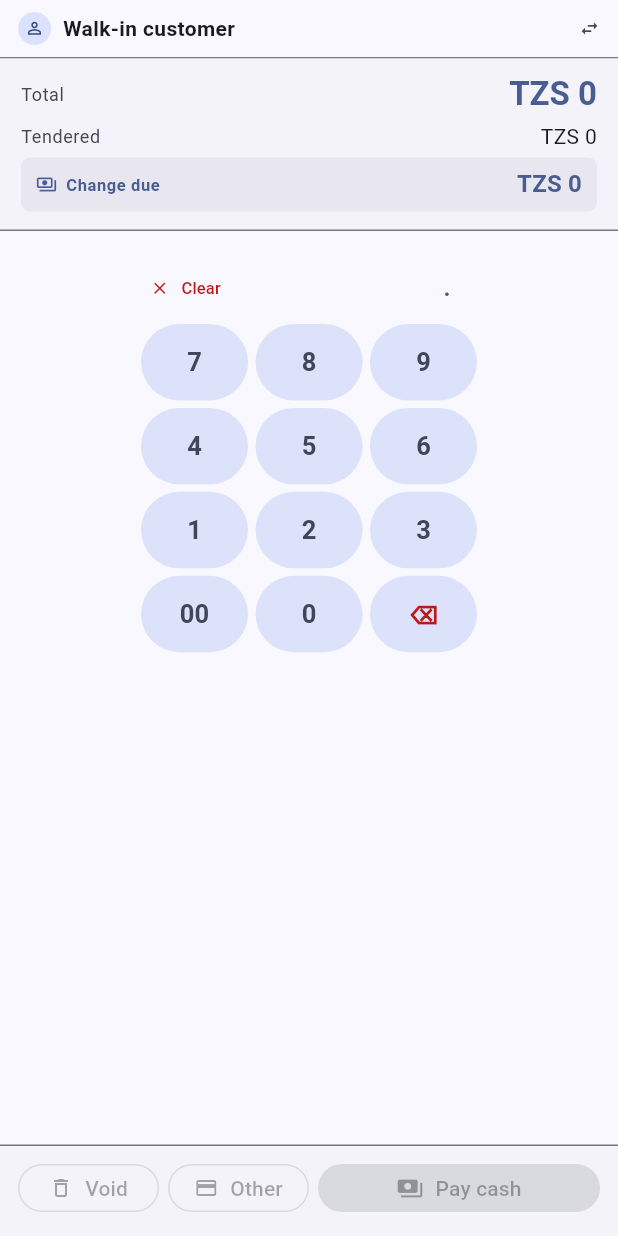
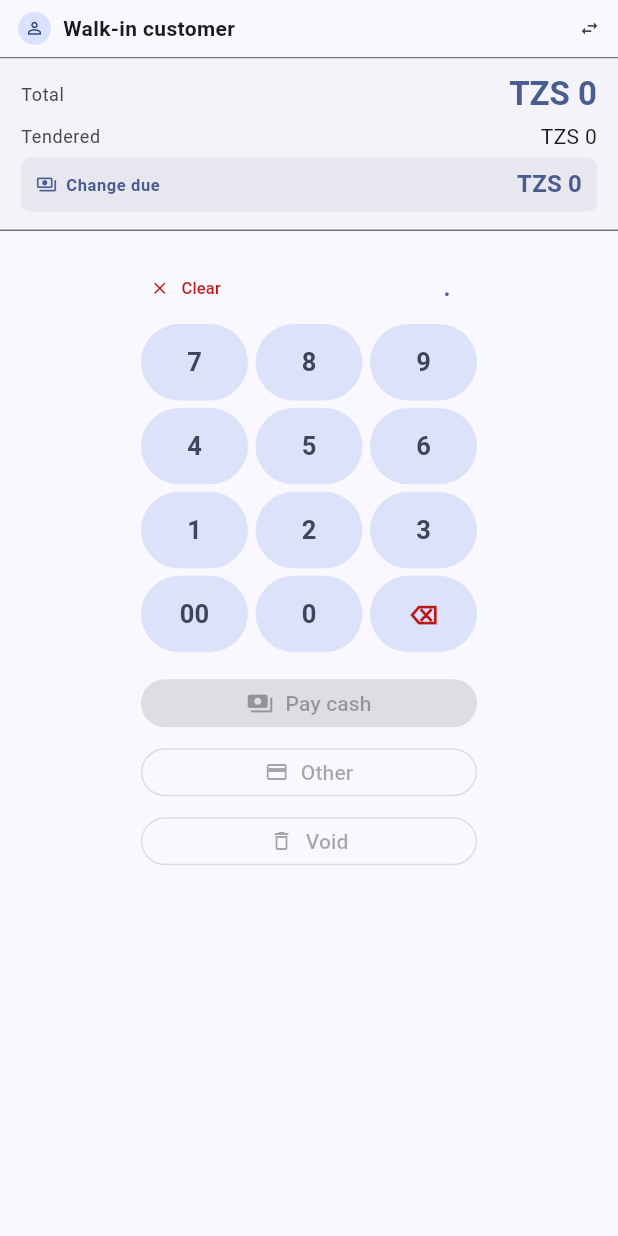
Before and after one commit to godfreydesidery/ERPCLEAN, a Flutter app: the SupermarketRightPane widget shown alone on an empty page, opened directly, on a phone screen of 412 x 824 dp. Run offline on Flutter 3.47's test engine with Material 3 defaults, Android fonts, the phone set to English and light mode, and no system bars; our stand-ins replace drift, flutter_riverpod, go_router, logger; accounts and stored records are empty; generated files the repository leaves out were written again.

Commit message:
pos: supermarket spreadsheet — scan-code column + thinner right pane with stacked actions
- MockItem grows a barcode field (EAN-13 for all 18 demo items); scan
  lookup tries barcode first, falls back to item code.
- Spreadsheet now has separate Scan code / Code columns; input row gives
  each its own filter while name keeps the combo dropdown.
- Right pane width drops to 260px in supermarket mode so the table gets
  the extra horizontal room.
- Pay cash / Other / Void sit stacked directly under the numpad in the
  same 240px column; primary action on top, destructive last.

```diff
--- a/orbix-engine-pos/lib/features/cart/panes/supermarket_right_pane.dart
+++ b/orbix-engine-pos/lib/features/cart/panes/supermarket_right_pane.dart
@@ -114,8 +114,9 @@ class _SupermarketRightPaneState extends ConsumerState<SupermarketRightPane> {
           _totalsStrip(theme, total, tendered, change),
           Divider(height: 1, color: theme.dividerColor),
           _quickFillRow(theme, total, hasCart),
-          Expanded(child: _numpad(theme)),
-          _actionRow(theme, total, tendered, cashReady, hasCart),
+          _numpad(theme),
+          _actionStack(theme, total, tendered, cashReady, hasCart),
+          const Spacer(),
         ],
       ),
     );
@@ -343,17 +344,43 @@ class _SupermarketRightPaneState extends ConsumerState<SupermarketRightPane> {
   }
 
   // ---------------------------------------------------------------------
-  Widget _actionRow(
+  // Action buttons stacked vertically directly under the numpad, aligned to
+  // the same 240px column so the entire control area reads as one unit.
+  // Primary action (Pay cash) on top, secondary Other below it, destructive
+  // Void at the bottom so it's furthest from the most-used button.
+  Widget _actionStack(
       ThemeData theme, double total, double tendered, bool cashReady, bool hasCart) {
-    return Container(
-      decoration: BoxDecoration(
-        color: theme.colorScheme.surfaceContainerLow,
-        border: Border(top: BorderSide(color: theme.dividerColor)),
+    return Align(
+      alignment: Alignment.topCenter,
+      child: ConstrainedBox(
+        constraints: const BoxConstraints(maxWidth: 240),
+        child: Padding(
+          padding: const EdgeInsets.fromLTRB(8, 4, 8, 10),
+          child: Column(
+            mainAxisSize: MainAxisSize.min,
+            children: [
+              SizedBox(
+                width: double.infinity,
+                child: FilledButton.icon(
+                  onPressed: cashReady ? () => _payCash(total, tendered) : null,
+                  style: FilledButton.styleFrom(padding: const EdgeInsets.symmetric(vertical: 12)),
+                  icon: const Icon(Icons.payments, size: 18),
+                  label: const Text('Pay cash'),
                 ),
-      padding: const EdgeInsets.fromLTRB(12, 8, 12, 12),
-      child: Row(
-        children: [
-          Expanded(
+              ),
+              const SizedBox(height: 6),
+              SizedBox(
+                width: double.infinity,
+                child: OutlinedButton.icon(
+                  onPressed: hasCart ? () => context.push('/payment') : null,
+                  style: OutlinedButton.styleFrom(padding: const EdgeInsets.symmetric(vertical: 10)),
+                  icon: const Icon(Icons.credit_card, size: 16),
+                  label: const Text('Other'),
+                ),
+              ),
+              const SizedBox(height: 6),
+              SizedBox(
+                width: double.infinity,
                 child: OutlinedButton.icon(
                   onPressed: hasCart
                       ? () {
@@ -370,26 +397,9 @@ class _SupermarketRightPaneState extends ConsumerState<SupermarketRightPane> {
                   label: const Text('Void'),
                 ),
               ),
-          const SizedBox(width: 6),
-          Expanded(
-            child: OutlinedButton.icon(
-              onPressed: hasCart ? () => context.push('/payment') : null,
-              style: OutlinedButton.styleFrom(padding: const EdgeInsets.symmetric(vertical: 10)),
-              icon: const Icon(Icons.credit_card, size: 16),
-              label: const Text('Other'),
+            ],
           ),
         ),
-          const SizedBox(width: 6),
-          Expanded(
-            flex: 2,
-            child: FilledButton.icon(
-              onPressed: cashReady ? () => _payCash(total, tendered) : null,
-              style: FilledButton.styleFrom(padding: const EdgeInsets.symmetric(vertical: 10)),
-              icon: const Icon(Icons.payments, size: 18),
-              label: const Text('Pay cash'),
-            ),
-          ),
-        ],
       ),
     );
   }
```
Also changed, not shown: orbix-engine-pos/lib/features/_demo/mocks.dart (+24 -18 lines), orbix-engine-pos/lib/features/cart/cart_screen.dart (+10 -2 lines), orbix-engine-pos/lib/features/cart/panes/supermarket_pane.dart (+97 -20 lines). Lines whose indentation alone changed are shown as unchanged.
